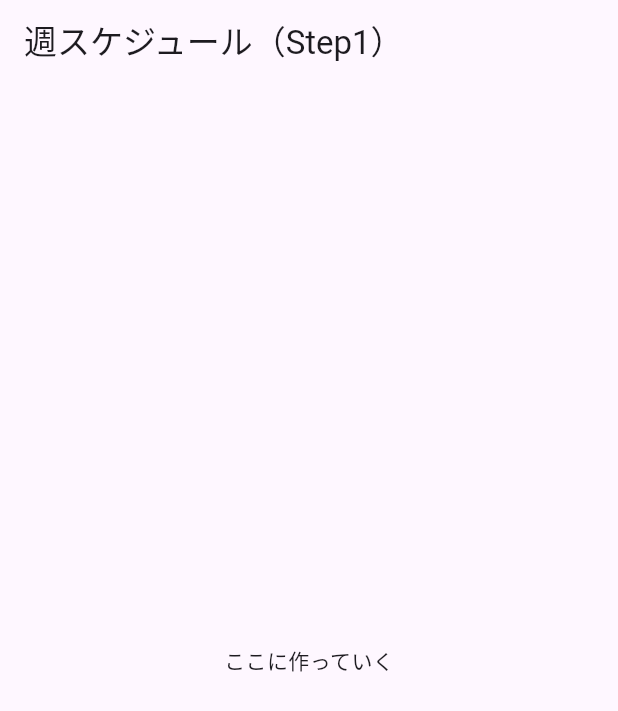
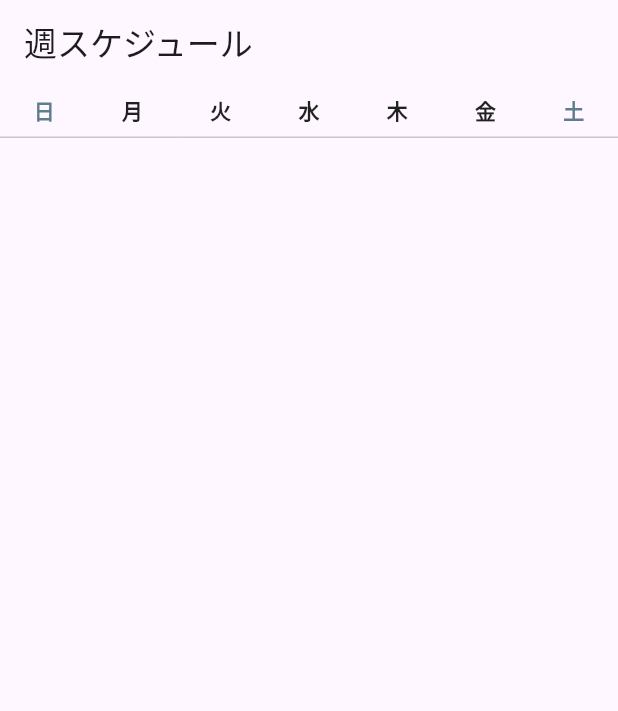
Before and after one commit to toyotarou/test_flutter_weekly_schedule_sample, a Flutter app: the screen it shows after launch, on a phone screen of 412 x 824 dp. Shown: the top 711 px of the screen. Run offline on Flutter 3.47's test engine with Material 3 defaults, Android fonts, the phone set to English and light mode, and no system bars.

Commit message:
commit 2

```diff
--- a/lib/main.dart
+++ b/lib/main.dart
@@ -8,8 +8,54 @@ class WeeklySchedulePage extends StatelessWidget {
   @override
   Widget build(BuildContext context) {
     return Scaffold(
-      appBar: AppBar(title: Text('週スケジュール（Step1）')),
-      body: Center(child: Text('ここに作っていく')),
+      appBar: AppBar(title: Text('週スケジュール')),
+      body: WeeklyScheduleView(),
     );
   }
 }
+
+class WeeklyScheduleView extends StatelessWidget {
+  const WeeklyScheduleView({super.key});
+
+  static const _dayLabels = ['日', '月', '火', '水', '木', '金', '土'];
+
+  @override
+  Widget build(BuildContext context) {
+    return Column(
+      children: [
+        //---------------------------------------
+        SizedBox(
+          height: 36,
+          child: LayoutBuilder(
+            builder: (context, constraints) {
+              final colW = constraints.maxWidth / 7;
+
+              return Row(
+                children: List.generate(7, (i) {
+                  final isWeekend = (i == 0 || i == 6);
+                  return Container(
+                    alignment: Alignment.center,
+                    width: colW,
+                    decoration: const BoxDecoration(
+                      border: Border(bottom: BorderSide(color: Color(0x33000000))),
+                    ),
+                    child: Text(
+                      _dayLabels[i],
+                      style: TextStyle(
+                        fontWeight: FontWeight.w600,
+                        color: isWeekend ? Colors.blueGrey : Colors.black87,
+                      ),
+                    ),
+                  );
+                }),
+              );
+            },
+          ),
+        ),
+
+        //---------------------------------------
+        const Expanded(child: SizedBox.shrink()),
+      ],
+    );
+  }
+}
```
